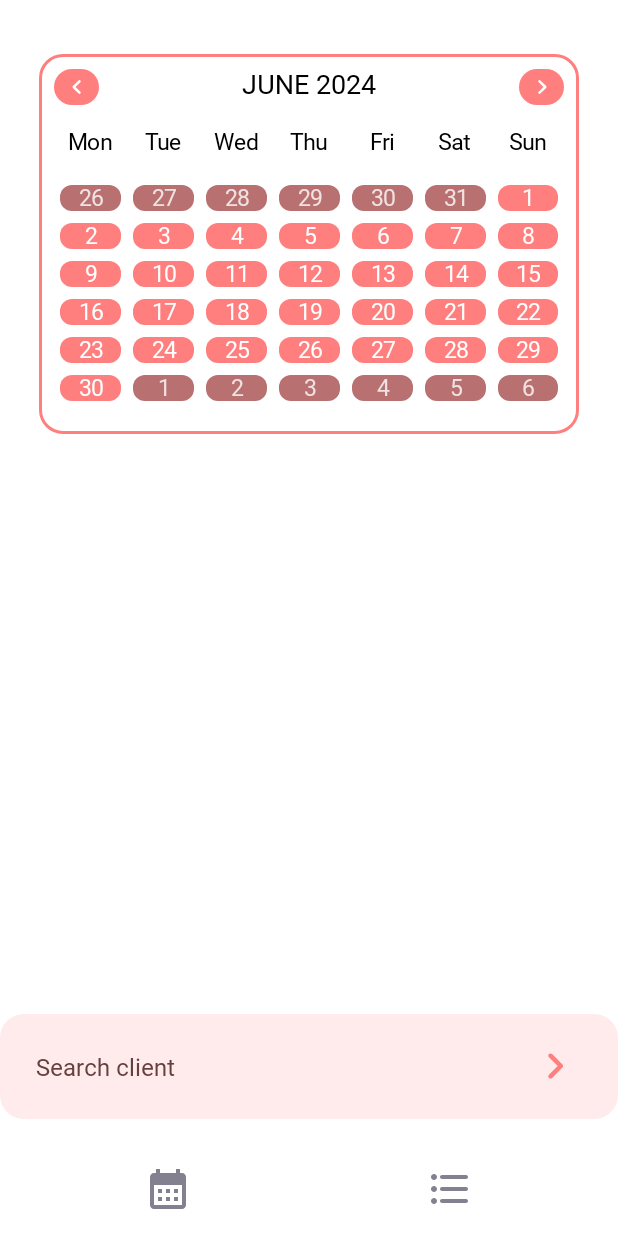
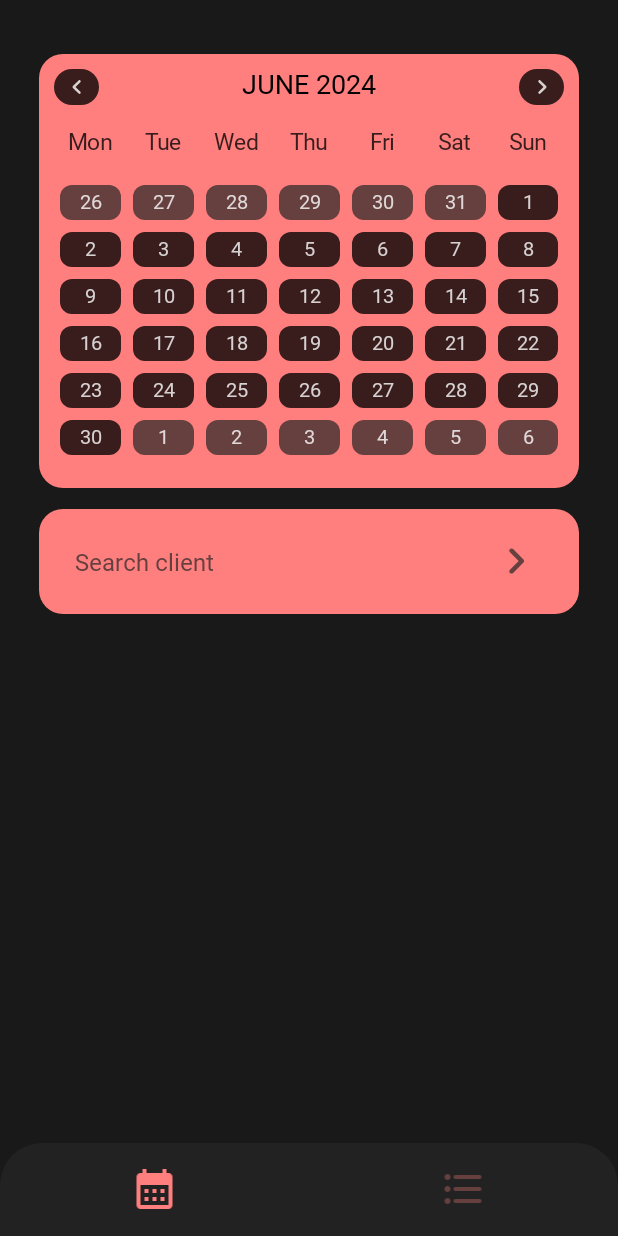
Before and after one commit to danyachka/ClientBook, an Android app built with Jetpack Compose: the screen it shows after launch (MainActivity), after a tap on an icon or button, on a phone screen of 412 x 824 dp. Run offline under Robolectric (Android 15) with nearby library versions, the phone set to English and light mode, and no system bars; our stand-ins replace Room's generated code; Roboto replaces fonts that are not available here.

Commit message:
Change color theme

```diff
--- a/app/src/main/AndroidManifest.xml
+++ b/app/src/main/AndroidManifest.xml
@@ -14,7 +14,8 @@
         tools:targetApi="31">
         <activity
             android:name=".ui.activities.ClientListActivity"
-            android:exported="false" />
+            android:exported="false"
+            android:theme="@style/AppSlideTheme" />
         <activity
             android:name=".ui.activities.ClientCreationActivity"
             android:exported="false" />
--- a/app/src/main/java/ru/etysoft/clientbook/ui/activities/MainActivity.kt
+++ b/app/src/main/java/ru/etysoft/clientbook/ui/activities/MainActivity.kt
@@ -3,6 +3,7 @@ package ru.etysoft.clientbook.ui.activities
 import android.graphics.PorterDuff
 import android.os.Bundle
 import androidx.appcompat.app.AppCompatActivity
+import androidx.core.content.ContextCompat
 import androidx.fragment.app.FragmentManager
 import androidx.viewpager2.widget.ViewPager2.OnPageChangeCallback
 import ru.etysoft.clientbook.R
@@ -79,15 +80,15 @@ class MainActivity : AppActivity(), ListFragmentListener {
     }
 
     private fun colorListButton() {
-        binding.listButton.setColorFilter(R.color.accent_dark)
-        binding.calendarButton.setColorFilter(R.color.accent)
+        binding.listButton.setColorFilter(ContextCompat.getColor(applicationContext, R.color.accent))
+        binding.calendarButton.setColorFilter(ContextCompat.getColor(applicationContext, R.color.accent_dark))
 
         Logger.logDebug(MainActivity::class.java.simpleName + "_bar", "List is shown")
     }
 
     private fun colorCalendarButton() {
-        binding.listButton.setColorFilter(R.color.accent_dark)
-        binding.calendarButton.setColorFilter(R.color.accent)
+        binding.listButton.setColorFilter(ContextCompat.getColor(applicationContext, R.color.accent_dark))
+        binding.calendarButton.setColorFilter(ContextCompat.getColor(applicationContext, R.color.accent))
 
         Logger.logDebug(MainActivity::class.java.simpleName + "_bar", "Calendar is shown")
     }
--- a/app/src/main/java/ru/etysoft/clientbook/ui/components/CalendarWidget.kt
+++ b/app/src/main/java/ru/etysoft/clientbook/ui/components/CalendarWidget.kt
@@ -51,11 +51,7 @@ fun CalendarWidget(
             modifier = modifier
                     .fillMaxWidth()
                     .padding(6.dp)
-                    .border(
-                            width = 2.dp,
-                            color = colorResource(id = R.color.accent),
-                            shape = RoundedCornerShape(16.dp)
-                    )
+                    .background(colorResource(id = R.color.accent), shape = RoundedCornerShape(16.dp))
                     .padding(10.dp)
                     .animateContentSize(),
             verticalArrangement = Arrangement.spacedBy(8.dp)
@@ -137,18 +133,19 @@ fun CreateDayElement(day: Int, isCurrent: Boolean, localDate: LocalDate,
             modifier = Modifier
                     .padding(4.dp)
                     .background(
-                            if (isCurrent) colorResource(id = R.color.accent)
-                            else colorResource(id = R.color.accent_medium),
-                                shape = RoundedCornerShape(8.dp))
+                            if (isCurrent) colorResource(id = R.color.accent_dark_dark)
+                            else colorResource(id = R.color.accent_dark),
+                            shape = RoundedCornerShape(8.dp))
                     .clickable { listener.onClick(localDate) }
     ) {
 
         Text(
                 day.toString(),
-                fontSize = 15.sp,
+                fontSize = 13.sp,
                 fontFamily = montserrat,
+                modifier = Modifier.padding(4.dp),
                 fontWeight = FontWeight.SemiBold,
-                color = if (isCurrent) colorResource(id = R.color.white)
+                color = if (isCurrent) colorResource(id = R.color.white_trans)
                         else colorResource(id = R.color.white_trans)
 
         )
@@ -178,9 +175,10 @@ fun ShowHeaderRow() {
                     stringResource(id),
                     fontSize = 15.sp,
                     fontFamily = montserrat,
-                    fontWeight = FontWeight.Normal,
+                    fontWeight = FontWeight.SemiBold,
                     textAlign = TextAlign.Center,
-                    modifier = Modifier.weight(1f)
+                    modifier = Modifier.weight(1f),
+                    color = colorResource(id = R.color.accent_dark_dark)
             )
         }
     }
@@ -193,7 +191,7 @@ fun TopButton(toFuture: Boolean, runnable: Runnable) {
             modifier = Modifier
                     .width(30.dp)
                     .height(24.dp)
-                    .background(color = colorResource(id = R.color.accent),
+                    .background(color = colorResource(id = R.color.accent_dark_dark),
                             shape = RoundedCornerShape(16.dp))
                     .padding(2.dp)
                     .clickable { runnable.run() },
@@ -204,14 +202,14 @@ fun TopButton(toFuture: Boolean, runnable: Runnable) {
             Icon(
                     imageVector = drawable,
                     contentDescription = "",
-                    tint = colorResource(id = R.color.white)
+                    tint = colorResource(id = R.color.white_trans)
             )
         else
             Icon(
                     imageVector = drawable,
                     modifier = Modifier.scale(scaleX = -1f, scaleY = 1f),
                     contentDescription = "",
-                    tint = colorResource(id = R.color.white)
+                    tint = colorResource(id = R.color.white_trans)
             )
     }
 
--- a/app/src/main/res/drawable/rect_bordered.xml
+++ b/app/src/main/res/drawable/rect_bordered.xml
@@ -3,8 +3,8 @@
     android:color="@color/accent_light_light">
     <item>
         <shape android:shape="rectangle">
-            <solid android:color="@color/accent_light_light_light" />
-            <stroke android:width="2dp" android:color="@color/accent_light"/>
+            <solid android:color="@color/accent_light" />
+            <stroke android:width="2dp" android:color="@color/accent_medium"/>
             <corners android:radius="30dp" />
         </shape>
     </item>
--- a/app/src/main/res/layout/activity_main.xml
+++ b/app/src/main/res/layout/activity_main.xml
@@ -4,7 +4,7 @@
     xmlns:tools="http://schemas.android.com/tools"
     android:layout_width="match_parent"
     android:layout_height="match_parent"
-    android:background="@color/white"
+    android:background="@color/light_black"
     tools:context=".ui.activities.MainActivity">
 
     <LinearLayout
@@ -14,23 +14,25 @@
         app:layout_constraintBottom_toBottomOf="parent"
         app:layout_constraintEnd_toEndOf="parent"
         app:layout_constraintStart_toStartOf="parent"
+        android:background="@drawable/top_rounded"
+        android:backgroundTint="@color/dark_dark_gray"
         android:gravity="center"
         android:orientation="horizontal">
 
         <ImageView
             android:id="@+id/calendar_button"
-            android:layout_width="60dp"
+            android:layout_weight="0.5"
+            android:layout_width="match_parent"
             android:layout_height="60dp"
             android:padding="14dp"
-            android:layout_marginEnd="64dp"
             android:src="@drawable/ic_calendar"
             app:tint="@color/accent_dark" />
 
         <ImageView
             android:id="@+id/list_button"
-            android:layout_width="60dp"
+            android:layout_weight="0.5"
+            android:layout_width="match_parent"
             android:layout_height="60dp"
-            android:layout_marginStart="64dp"
             android:padding="14dp"
             android:src="@drawable/ic_list"
             app:tint="@color/accent" />
--- a/app/src/main/res/layout/client_element.xml
+++ b/app/src/main/res/layout/client_element.xml
@@ -3,6 +3,7 @@
     xmlns:app="http://schemas.android.com/apk/res-auto"
     android:layout_width="match_parent"
     android:layout_height="64dp"
+
     android:orientation="horizontal"
     android:gravity="center_vertical">
 
--- a/app/src/main/res/layout/fragment_calendar.xml
+++ b/app/src/main/res/layout/fragment_calendar.xml
@@ -4,7 +4,7 @@
     android:layout_width="match_parent"
     android:layout_height="match_parent"
     xmlns:tools="http://schemas.android.com/tools"
-    android:background="@color/white">
+    android:background="@color/light_black">
 
     <androidx.compose.ui.platform.ComposeView
         android:id="@+id/calendar_widget"
@@ -25,16 +25,18 @@
         android:layout_marginTop="8dp"
         android:layout_marginBottom="16dp"
 
+        app:layout_constraintTop_toBottomOf="@id/calendar_widget"
         app:layout_constraintStart_toStartOf="parent"
         app:layout_constraintEnd_toEndOf="parent"
-        app:layout_constraintBottom_toBottomOf="parent"
+
+        android:layout_marginHorizontal="26dp"
 
         android:layout_width="match_parent"
         android:layout_height="wrap_content"
         android:background="@drawable/medium_rounded"
         android:paddingVertical="12dp"
         android:paddingHorizontal="24dp"
-        android:backgroundTint="@color/accent_light_light">
+        android:backgroundTint="@color/accent">
 
         <TextView
             android:layout_marginVertical="12dp"
@@ -53,7 +55,7 @@
             android:layout_width="36dp"
             android:layout_height="36dp"
             android:src="@drawable/ic_next"
-            app:tint="@color/accent" />
+            app:tint="@color/accent_dark" />
 
     </LinearLayout>
 
--- a/app/src/main/res/layout/fragment_list.xml
+++ b/app/src/main/res/layout/fragment_list.xml
@@ -3,7 +3,7 @@
     xmlns:app="http://schemas.android.com/apk/res-auto"
     android:layout_width="match_parent"
     android:layout_height="match_parent"
-    android:background="@color/white"
+    android:background="@color/light_black"
     android:orientation="vertical">
 
     <LinearLayout
@@ -48,7 +48,7 @@
         android:layout_width="match_parent"
         android:layout_height="match_parent"
 
-        android:background="@color/white"
+        android:background="@android:color/transparent"
 
         app:cardElevation="0dp"
         app:cardCornerRadius="30dp">
@@ -56,7 +56,7 @@
         <androidx.recyclerview.widget.RecyclerView
             android:id="@+id/recycler"
 
-            android:background="@color/white"
+            android:background="@color/light_black"
 
             android:layout_width="match_parent"
             android:layout_height="match_parent"/>
--- a/app/src/main/res/values/colors.xml
+++ b/app/src/main/res/values/colors.xml
@@ -1,22 +1,26 @@
 <?xml version="1.0" encoding="utf-8"?>
 <resources>
     <color name="black">#FF000000</color>
+    <color name="light_black">#191919</color>
     <color name="white">#FFFFFFFF</color>
     <color name="white_trans">#CCFFFFFF</color>
     <color name="gray">#C1C1C1</color>
     <color name="dark_gray">#8F8F8F</color>
+    <color name="dark_dark_gray">#222222</color>
 
     <color name="gray_trans">#3DC1C1C1</color>
-    <color name="black_trans">#E6303030</color>
+    <color name="black_trans">#F0303030</color>
+    <color name="black_black_trans">#E6000000</color>
 
 
     <color name="accent">#FF7F7F</color>
     <color name="accent_text">#F57D7D</color>
     <color name="accent_medium">#B87070</color>
     <color name="accent_dark">#663F3F</color>
+    <color name="accent_dark_dark">#391D1D</color>
     <color name="accent_light">#E4C4C4</color>
     <color name="accent_light_light">#FFEBEB</color>
-    <color name="accent_light_light_light">#E4A4A4</color>
+    <color name="accent_light_light_light">#D79B9B</color>
 
     <color name="accent_light_light_trans">#26FFEBEB</color>
 
--- a/app/src/main/res/values/themes.xml
+++ b/app/src/main/res/values/themes.xml
@@ -3,6 +3,7 @@
     <style name="Base.Theme.ClientBook" parent="Theme.Material3.DayNight.NoActionBar">
         <!-- Customize your light theme here. -->
         <!-- <item name="colorPrimary">@color/my_light_primary</item> -->
+        <item name="colorPrimary">@color/light_black</item>
     </style>
 
     <style name="Theme.ClientBook" parent="Base.Theme.ClientBook" />
@@ -19,4 +20,10 @@
         <item name="android:windowEnterAnimation">@anim/slide_up</item>
         <item name="android:windowExitAnimation">@anim/slide_down</item>
     </style>
+
+    <style name="AppSlideTheme" parent="Theme.AppCompat.DayNight.NoActionBar">
+        <item name="android:windowIsTranslucent">true</item>
+        <item name="android:windowBackground">@android:color/transparent</item>
+
+    </style>
 </resources>
```
Also changed, not shown: app/src/main/java/ru/etysoft/clientbook/ui/activities/ClientListActivity.kt (+20 -21 lines), app/src/main/res/layout/activity_client_creation.xml (+12 -10 lines), app/src/main/res/layout/activity_client_list.xml (+13 -20 lines), app/src/main/res/layout/selector_bottom_sheet.xml (+8 -7 lines), 1 other file.
